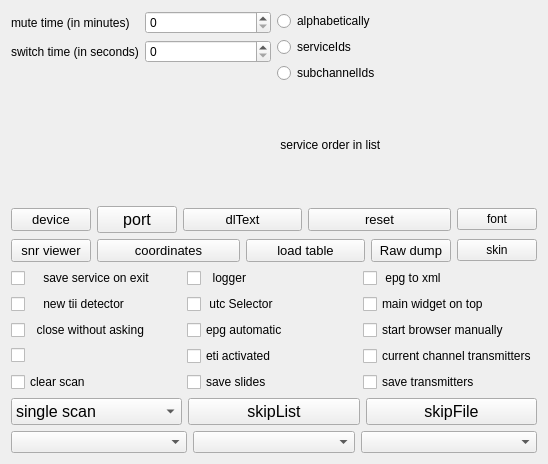
This is qt-dab-s6/forms-v6/config-helper.ui in JvanKatwijk/qt-dab as Qt 5 draws it before an edit. The edited form follows.
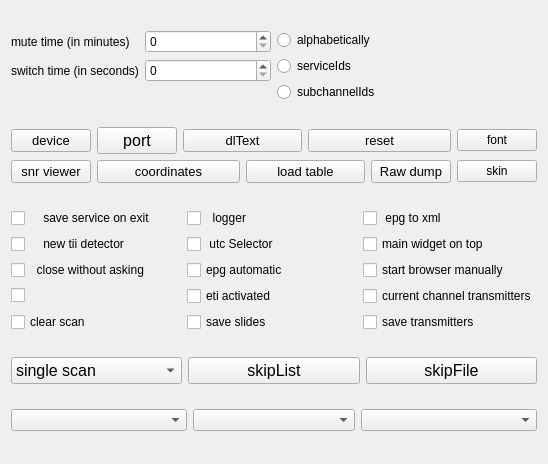
This is the edited form. Custom widgets are drawn as their Qt base class.

What changed in the file:
```diff
--- a/qt-dab-s6/forms-v6/config-helper.ui
+++ b/qt-dab-s6/forms-v6/config-helper.ui
@@ -87,13 +87,6 @@
          </item>
         </layout>
        </item>
-       <item>
-        <widget class="QLabel" name="label_3">
-         <property name="text">
-          <string> service order in list</string>
-         </property>
-        </widget>
-       </item>
       </layout>
      </item>
     </layout>
```
